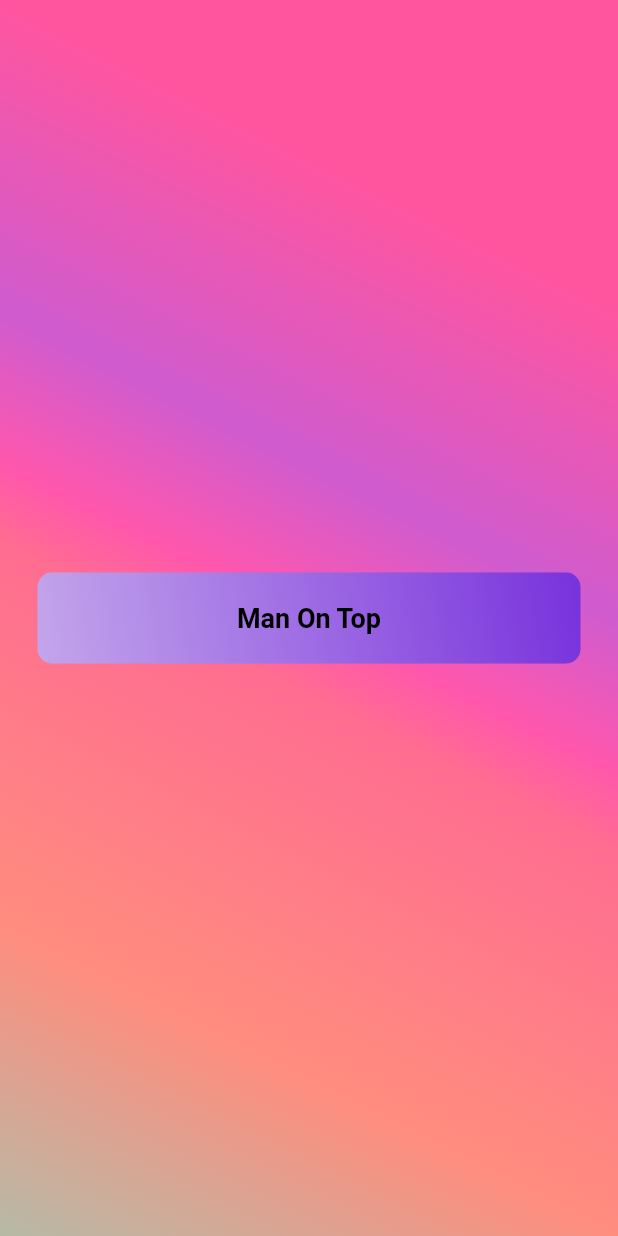
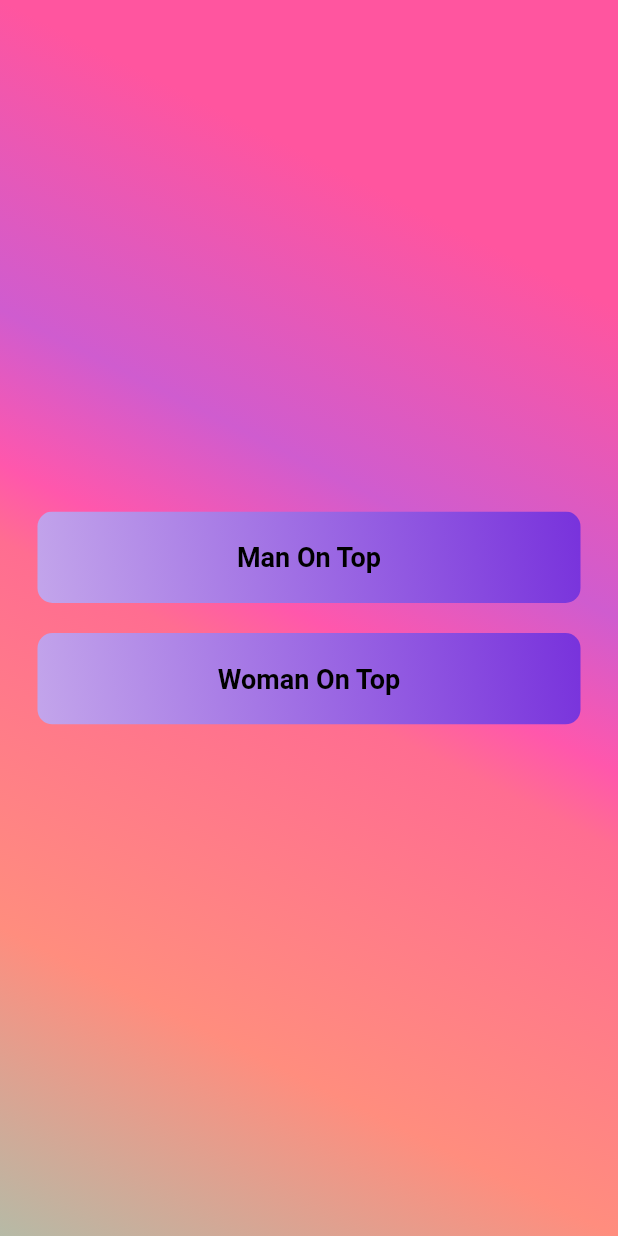
Before and after one commit to pmidura/Make-It-Hot, a Flutter app: the screen it shows after launch, on a phone screen of 412 x 824 dp. Run offline on Flutter 3.47's test engine with Material 2 defaults, Android fonts, the phone set to English and light mode, and no system bars; our stand-ins replace equatable, eva_icons_flutter, flutter_bloc, shimmer, sqflite, transparent_image; missing offline and left inert: gradient_progress_indicator, scratcher; accounts and stored records are empty.

Commit message:
preparation for multi-category support

```diff
--- a/lib/blocs/position_bloc/position_bloc.dart
+++ b/lib/blocs/position_bloc/position_bloc.dart
@@ -14,13 +14,14 @@ part 'position_state.dart';
 class PositionBloc extends Bloc<PositionEvent, PositionState> {
   final PositionRepo repo;
   final Database database;
+  final String jsonFilename;
 
-  PositionBloc({required this.database, required this.repo}) : super(LoadingState()) {
+  PositionBloc({required this.database, required this.repo, required this.jsonFilename}) : super(LoadingState()) {
     on<TableNameEvent>((event, emit) async {
       emit(LoadingState());
 
       try {
-        final response = await rootBundle.loadString("assets/json_data/man_on_top.json");
+        final response = await rootBundle.loadString(jsonFilename);
         final data = await json.decode(response)['positions'] as List;
 
         final positionsData = await repo.getAllPositions(database: database, tableName: event.tableName);
--- a/lib/main.dart
+++ b/lib/main.dart
@@ -1,11 +1,8 @@
 import 'package:flutter/material.dart';
 import 'package:flutter/services.dart';
 import 'package:flutter_bloc/flutter_bloc.dart';
-import 'package:make_it_hot/widgets/info_widgets/loading_widget.dart';
 
 import 'blocs/database_cubit/database_cubit.dart';
-import 'blocs/position_bloc/position_bloc.dart';
-import 'repos/position_repo.dart';
 import 'screens/home_screen.dart';
 
 Future<void> main() async {
@@ -27,13 +24,6 @@ Future<void> main() async {
   //   print("DB exists... positions already exists...");
   // }
 
-  // runApp(
-  //   BlocProvider<DatabaseCubit>(
-  //     create: (context) => DatabaseCubit()..initDB(),
-  //     child: const MyApp(),
-  //   ),
-  // );
-
   runApp(const MyApp());
 }
 
@@ -43,29 +33,9 @@ class MyApp extends StatelessWidget {
   @override
   Widget build(BuildContext context) => BlocProvider(
     create: (_) => DatabaseCubit()..initDB(),
-    child: BlocConsumer<DatabaseCubit, DatabaseState>(
-      listener: (context, state) {
-        if (state is DatabaseLoad) {
-          PositionBloc(
-            database: context.read<DatabaseCubit>().database!,
-            repo: PositionRepo(),
-          );
-        }
-      },
-      builder: (context, state) {
-        if (state is DatabaseLoad) {
-          return const MaterialApp(
-            debugShowCheckedModeBanner: false,
-            home: HomeScreen(),
-          );
-        }
-
-        // Return DB Not Found !!!
-        return MaterialApp(
-          debugShowCheckedModeBanner: false,
-          home: loadingWidget(),
-        );
-      },
+    child: const MaterialApp(
+      debugShowCheckedModeBanner: false,
+      home: HomeScreen(),
     ),
   );
 }
--- a/lib/screens/home_screen.dart
+++ b/lib/screens/home_screen.dart
@@ -18,7 +18,19 @@ class HomeScreen extends StatelessWidget {
         child: ListView(
           shrinkWrap: true,
           children: [
-            animatedButton(context),
+            animatedButton(
+              context: context,
+              categoryName: "Man On Top",
+              jsonFilename: "assets/json_data/man_on_top.json",
+              tableName: "ManOnTop",
+            ),
+            const SizedBox(height: 20.0),
+            animatedButton(
+              context: context,
+              categoryName: "Woman On Top",
+              jsonFilename: "assets/json_data/woman_on_top.json",
+              tableName: "WomanOnTop",
+            ),
           ],
         ),
       ),
--- a/lib/widgets/home_screen_widgets/animated_button.dart
+++ b/lib/widgets/home_screen_widgets/animated_button.dart
@@ -1,9 +1,19 @@
 import 'package:animations/animations.dart';
 import 'package:flutter/material.dart';
+import 'package:flutter_bloc/flutter_bloc.dart';
 
+import '../../blocs/database_cubit/database_cubit.dart';
+import '../../blocs/position_bloc/position_bloc.dart';
+import '../../repos/position_repo.dart';
+import '../info_widgets/loading_widget.dart';
 import 'scratch_positions.dart';
 
-Widget animatedButton(BuildContext context) => OpenContainer(
+Widget animatedButton({
+    required BuildContext context,
+    required String categoryName,
+    required String jsonFilename,
+    required String tableName,
+  }) => OpenContainer(
   closedColor: Colors.transparent,
   closedElevation: 0,
   middleColor: Colors.transparent,
@@ -11,7 +21,26 @@ Widget animatedButton(BuildContext context) => OpenContainer(
   openElevation: 0,
   transitionDuration: const Duration(milliseconds: 500),
   transitionType: ContainerTransitionType.fadeThrough,
-  openBuilder: (_, __) => const ScratchPositions(),
+  openBuilder: (_, __) => BlocConsumer<DatabaseCubit, DatabaseState>(
+    listener: (context, state) {
+      if (state is DatabaseLoad) {
+        PositionBloc(
+          database: context.read<DatabaseCubit>().database!,
+          repo: PositionRepo(),
+          jsonFilename: jsonFilename,
+        );
+      }
+    },
+    builder: (context, state) {
+      if (state is DatabaseLoad) {
+        return ScratchPositions(
+          jsonFilename: jsonFilename,
+          tableName: tableName,
+        );
+      }
+      return loadingWidget();
+    },
+  ),
   closedBuilder: (_, __) => Container(
     padding: const EdgeInsets.all(20.0),
     margin: const EdgeInsets.symmetric(horizontal: 25.0),
@@ -26,10 +55,10 @@ Widget animatedButton(BuildContext context) => OpenContainer(
       ),
       borderRadius: BorderRadius.circular(10.0),
     ),
-    child: const Center(
+    child: Center(
       child: Text(
-        "Man On Top",
-        style: TextStyle(
+        categoryName,
+        style: const TextStyle(
           color: Colors.black,
           fontWeight: FontWeight.bold,
           fontSize: 18.0,
```
Also changed, not shown: lib/widgets/home_screen_widgets/scratch_positions.dart (+7 -1 lines).
